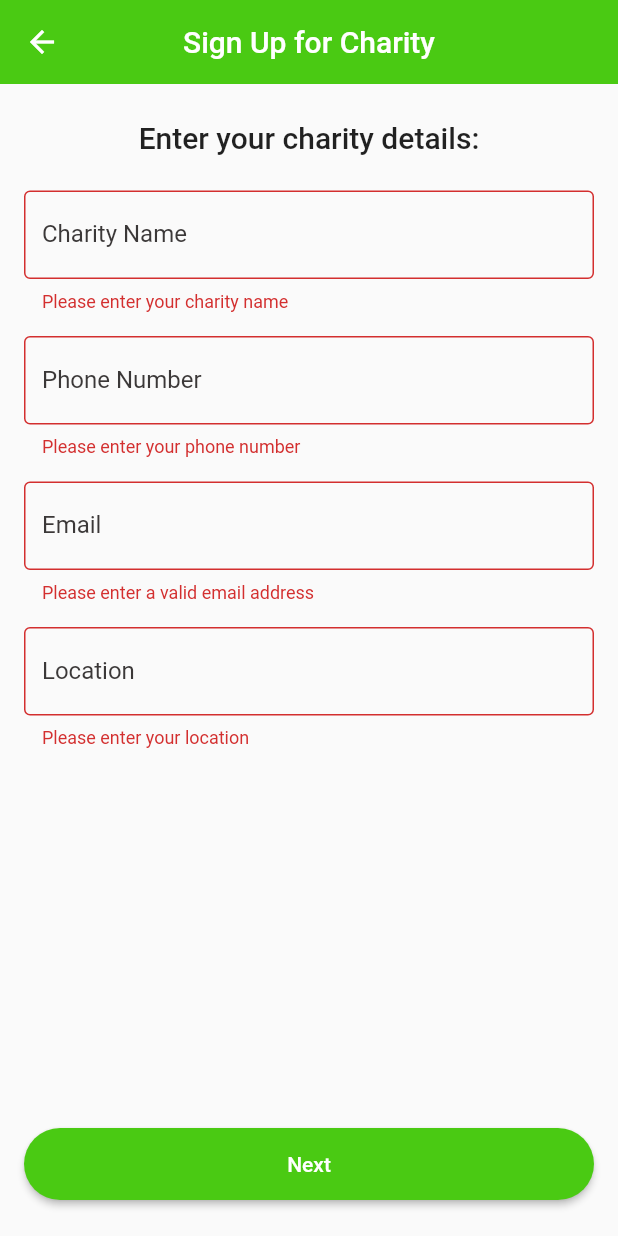
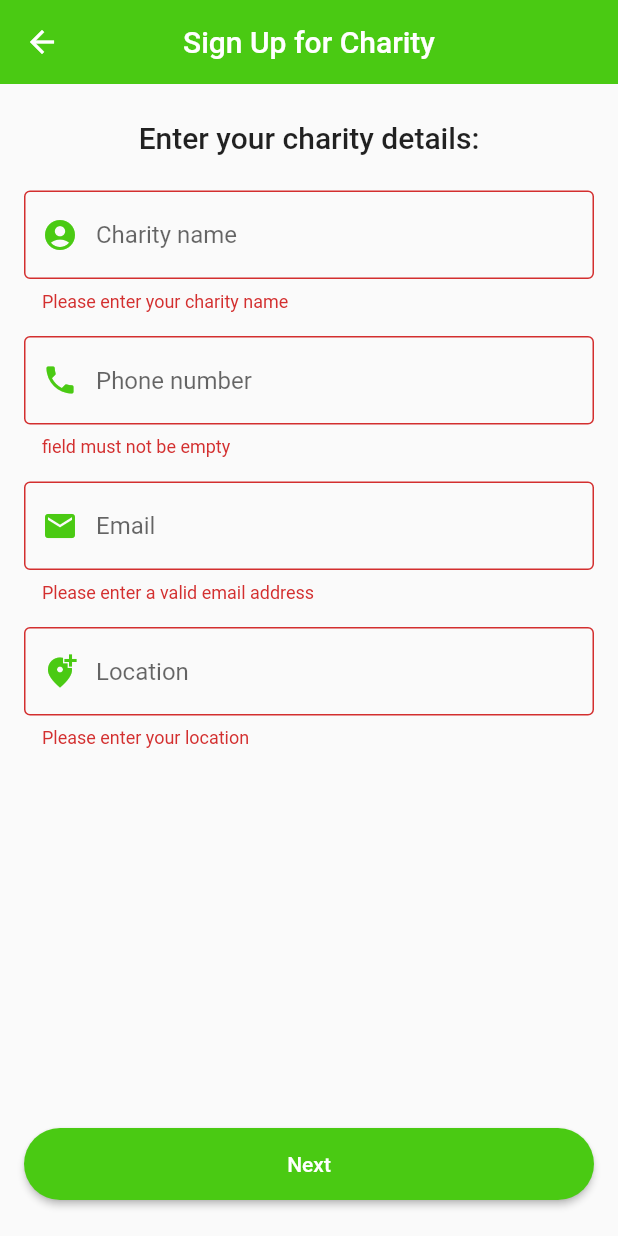
Before and after one commit to abu3athab/amal, a Flutter app: the SignUpChartiy screen opened directly, after a tap on "Next", on a phone screen of 412 x 824 dp. Run offline on Flutter 3.47's test engine with Material 2 defaults, Android fonts, the phone set to English and light mode, and no system bars; missing offline and left inert: dart:ffi.

Commit message:
add icons to signUp Charity text fields and create check number function

```diff
--- a/lib/sign up/signUpCharity.dart
+++ b/lib/sign up/signUpCharity.dart
@@ -25,6 +25,18 @@ class _SignUpChartiyState extends State<SignUpChartiy> {
     _locationController.dispose();
     _bioController.dispose();
     super.dispose();
+  }
+
+  String? checkPhoneNumber(String? phoneNumber) {
+    if (phoneNumber == null || phoneNumber.toString().isEmpty) {
+      return "field must not be empty";
+    }
+
+    if (phoneNumber.toString().length != 10) {
+      return "phone number should consist of 10 digits ";
+    } else {
+      return null;
+    }
   }
 
   @override
@@ -60,10 +72,13 @@ class _SignUpChartiyState extends State<SignUpChartiy> {
                 child: ListView(children: [
                   TextFormField(
                     controller: _charityNameController,
+                    keyboardType: TextInputType.text,
                     decoration: InputDecoration(
-                        labelText: 'Charity Name',
-                        labelStyle:
-                            TextStyle(color: Color.fromARGB(255, 59, 56, 56)),
+                        hintText: "Charity name",
+                        prefixIcon: Icon(
+                          Icons.account_circle,
+                          color: logoColor,
+                        ),
                         border: OutlineInputBorder(),
                         focusedBorder: OutlineInputBorder(
                             borderSide: BorderSide(color: logoColor))),
@@ -76,28 +91,28 @@ class _SignUpChartiyState extends State<SignUpChartiy> {
                   ),
                   const SizedBox(height: 16),
                   TextFormField(
-                    controller: _phoneNumberController,
-                    decoration: InputDecoration(
-                        labelText: 'Phone Number',
-                        labelStyle:
-                            TextStyle(color: Color.fromARGB(255, 59, 56, 56)),
-                        border: OutlineInputBorder(),
-                        focusedBorder: OutlineInputBorder(
-                            borderSide: BorderSide(color: logoColor))),
-                    validator: (value) {
-                      if (value == null || value.isEmpty) {
-                        return 'Please enter your phone number';
-                      }
-                      return null;
-                    },
-                  ),
+                      keyboardType: TextInputType.number,
+                      controller: _phoneNumberController,
+                      decoration: InputDecoration(
+                          hintText: "Phone number",
+                          prefixIcon: Icon(
+                            Icons.phone,
+                            color: logoColor,
+                          ),
+                          border: OutlineInputBorder(),
+                          focusedBorder: OutlineInputBorder(
+                              borderSide: BorderSide(color: logoColor))),
+                      validator: checkPhoneNumber),
                   SizedBox(height: 16),
                   TextFormField(
+                    keyboardType: TextInputType.emailAddress,
                     controller: _emailController,
                     decoration: InputDecoration(
-                        labelText: 'Email',
-                        labelStyle:
-                            TextStyle(color: Color.fromARGB(255, 59, 56, 56)),
+                        hintText: "Email",
+                        prefixIcon: Icon(
+                          Icons.mail,
+                          color: logoColor,
+                        ),
                         border: OutlineInputBorder(),
                         focusedBorder: OutlineInputBorder(
                             borderSide: BorderSide(color: logoColor))),
@@ -114,9 +129,11 @@ class _SignUpChartiyState extends State<SignUpChartiy> {
                   TextFormField(
                     controller: _locationController,
                     decoration: InputDecoration(
-                        labelText: 'Location',
-                        labelStyle:
-                            TextStyle(color: Color.fromARGB(255, 59, 56, 56)),
+                        hintText: 'Location',
+                        prefixIcon: Icon(
+                          Icons.add_location_alt,
+                          color: logoColor,
+                        ),
                         border: OutlineInputBorder(),
                         focusedBorder: OutlineInputBorder(
                             borderSide: BorderSide(color: logoColor))),
```
